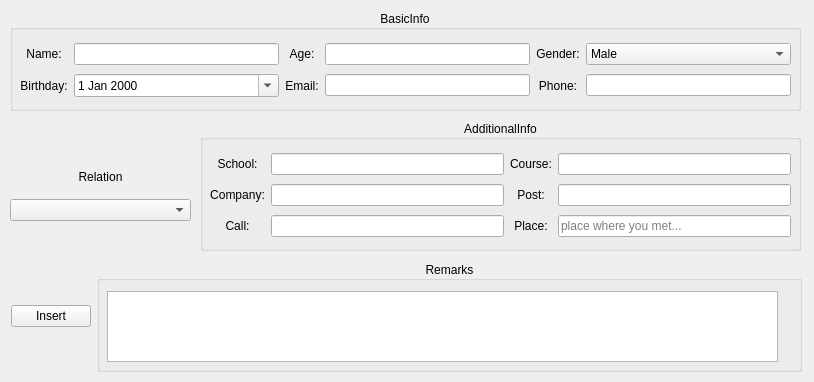
kabu1204/ManagementSystem, file insertwindow.ui: the form before one commit.
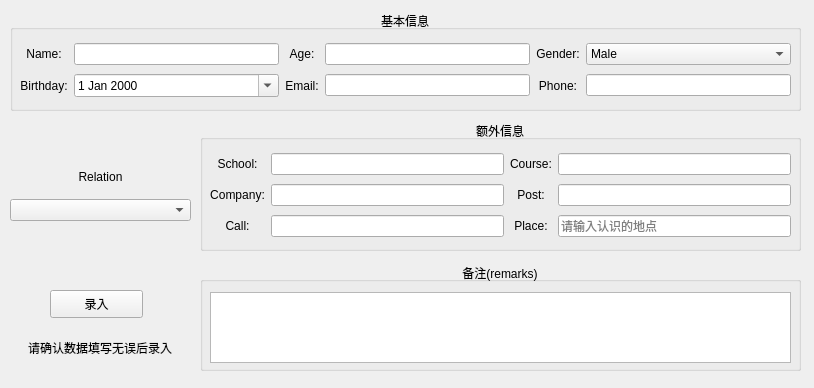
The form after the commit.

Diff of the .ui file:
```diff
--- a/insertwindow.ui
+++ b/insertwindow.ui
@@ -7,7 +7,7 @@
     <x>0</x>
     <y>0</y>
     <width>814</width>
-    <height>382</height>
+    <height>388</height>
    </rect>
   </property>
   <property name="sizePolicy">
@@ -41,7 +41,7 @@
     </rect>
    </property>
    <property name="title">
-    <string>BasicInfo</string>
+    <string>基本信息</string>
    </property>
    <property name="alignment">
     <set>Qt::AlignCenter</set>
@@ -182,7 +182,7 @@
     </rect>
    </property>
    <property name="title">
-    <string>AdditionalInfo</string>
+    <string>额外信息</string>
    </property>
    <property name="alignment">
     <set>Qt::AlignCenter</set>
@@ -285,7 +285,7 @@
         <string/>
        </property>
        <property name="placeholderText">
-        <string>place where you met...</string>
+        <string>请输入认识的地点</string>
        </property>
       </widget>
      </item>
@@ -363,33 +363,33 @@
     </item>
    </layout>
   </widget>
-  <widget class="QWidget" name="">
+  <widget class="QLabel" name="hintlabel">
    <property name="geometry">
     <rect>
-     <x>11</x>
-     <y>261</y>
-     <width>791</width>
-     <height>111</height>
+     <x>10</x>
+     <y>340</y>
+     <width>180</width>
+     <height>16</height>
     </rect>
    </property>
-   <layout class="QHBoxLayout" name="horizontalLayout">
-    <item>
-     <widget class="QPushButton" name="insertButton">
-      <property name="sizePolicy">
-       <sizepolicy hsizetype="Fixed" vsizetype="Fixed">
-        <horstretch>0</horstretch>
-        <verstretch>0</verstretch>
-       </sizepolicy>
-      </property>
       <property name="text">
-       <string>Insert</string>
-      </property>
-     </widget>
-    </item>
-    <item>
+    <string>请确认数据填写无误后录入</string>
+   </property>
+   <property name="alignment">
+    <set>Qt::AlignCenter</set>
+   </property>
+  </widget>
      <widget class="QGroupBox" name="remarkBox">
+   <property name="geometry">
+    <rect>
+     <x>200</x>
+     <y>262</y>
+     <width>601</width>
+     <height>109</height>
+    </rect>
+   </property>
       <property name="title">
-       <string>Remarks</string>
+    <string>备注(remarks)</string>
       </property>
       <property name="alignment">
        <set>Qt::AlignCenter</set>
@@ -399,14 +399,30 @@
         <rect>
          <x>10</x>
          <y>30</y>
-         <width>671</width>
+      <width>581</width>
          <height>71</height>
         </rect>
        </property>
       </widget>
      </widget>
-    </item>
-   </layout>
+  <widget class="QPushButton" name="insertButton">
+   <property name="geometry">
+    <rect>
+     <x>50</x>
+     <y>290</y>
+     <width>93</width>
+     <height>28</height>
+    </rect>
+   </property>
+   <property name="sizePolicy">
+    <sizepolicy hsizetype="Minimum" vsizetype="Fixed">
+     <horstretch>0</horstretch>
+     <verstretch>0</verstretch>
+    </sizepolicy>
+   </property>
+   <property name="text">
+    <string>录入</string>
+   </property>
   </widget>
  </widget>
  <resources/>
```
Lines whose indentation alone changed are shown as unchanged.
